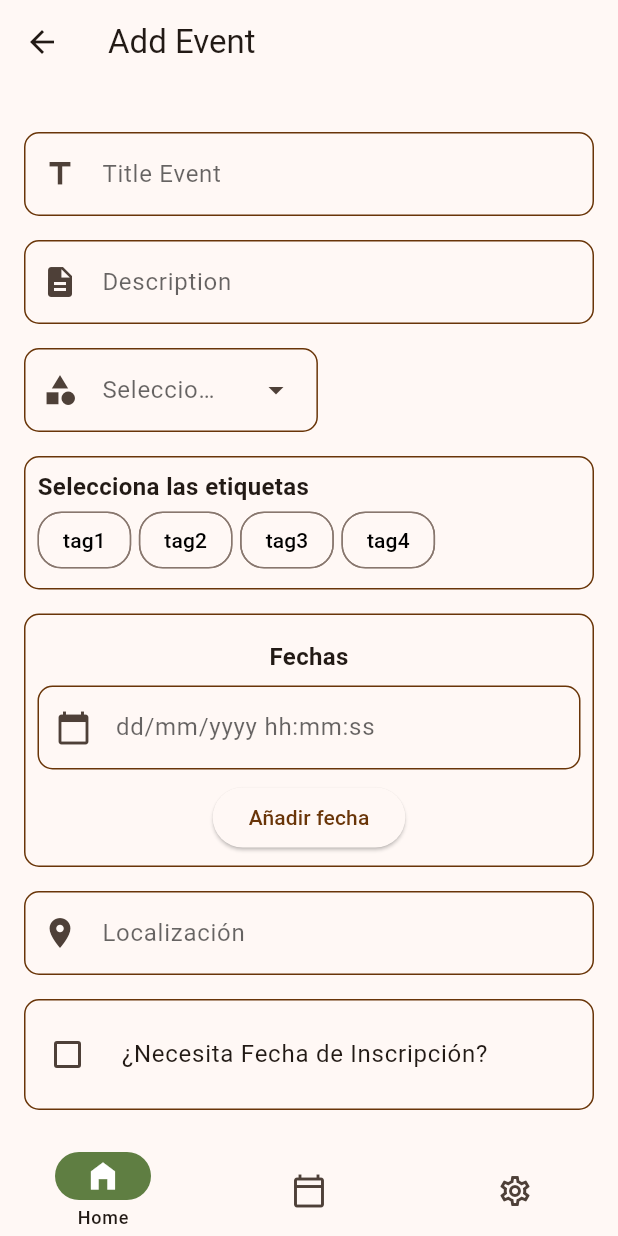
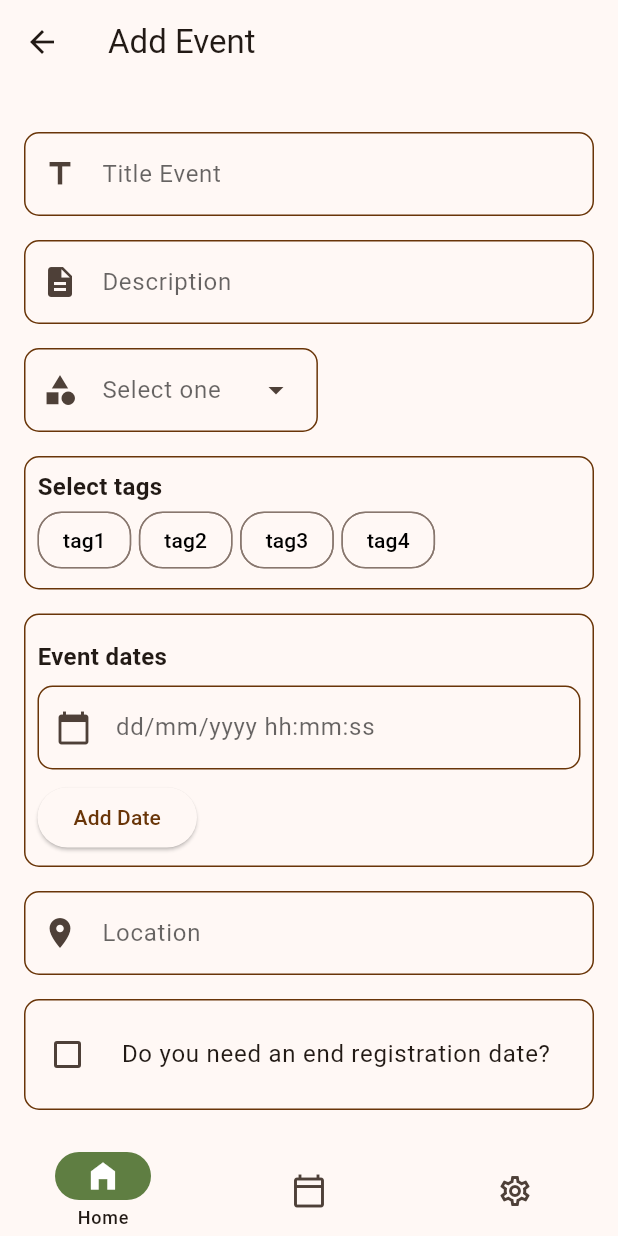
Before and after one commit to Sistemas-Concurrentes/biori_front, a Flutter app: the AddEventPage screen opened by its route, on a phone screen of 412 x 824 dp. Run offline on Flutter 3.47's test engine with Material 3 defaults, Android fonts, the phone set to English and light mode, and no system bars; our stand-ins replace go_router, like_button, shared_preferences, snippet_coder_utils, table_calendar; accounts and stored records are empty; generated files the repository leaves out were written again.

Commit message:
:globe_with_meridians: Add internationalization for add Event
Signed-off-by: JaviGP2002 <javigp2002@gmail.com>

```diff
--- a/lib/language/l10n/app_en.arb
+++ b/lib/language/l10n/app_en.arb
@@ -48,8 +48,15 @@
 
     "titulo": "Title",
     "descripcion": "Description",
+    "localizacion": "Location",
+    "seleccionaEtiquetas": "Select tags",
 
     "cannotBeEmpty": "cannot be empty",
     "mustSelectOne": "Choose one option",
-    "mustSelectOneOrMore": "Choose one or more options"
+    "mustSelectOneOrMore": "Choose one or more options",
+    "selectOne": "Select one",
+    "selectOneOrMore": "Select one or more",
+    "necesitaFechaInscripcion": "Do you need an end registration date?",
+    "fechasEvento": "Event dates",
+    "fecha": "Date"
 }
--- a/lib/language/l10n/app_es.arb
+++ b/lib/language/l10n/app_es.arb
@@ -48,8 +48,15 @@
 
     "titulo": "Título",
     "descripcion": "Descripción",
+    "localizacion": "Localización",
+    "seleccionaEtiquetas": "Selecciona etiquetas",
 
     "cannotBeEmpty": "no puede estar vacía",
     "mustSelectOne": "Debe seleccionar uno",
-    "mustSelectOneOrMore": "Debe seleccionar uno o más"
+    "mustSelectOneOrMore": "Debe seleccionar uno o más",
+    "selectOne": "Seleccione uno",
+    "selectOneOrMore": "Seleccione uno o más",
+    "necesitaFechaInscripcion": "¿Necesita fecha fin de inscripción?",
+    "fechasEvento": "Fechas del evento",
+    "fecha": "Fecha"
 }
--- a/lib/main_screen/add/user_stories/events/add_event_page.dart
+++ b/lib/main_screen/add/user_stories/events/add_event_page.dart
@@ -50,8 +50,8 @@ class _AddEventPageState extends State<AddEventPage> {
       tagsCheckBoxes(_onValidateTags),
       addDatesIntoWidget(),
       locationEditText(_onValidateLocation),
-      addCheckbox(
-          "¿Necesita Fecha de Inscripción?", _onValidateInscriptionDate),
+      addCheckbox(AppLocalizations.of(context)!.necesitaFechaInscripcion,
+          _onValidateInscriptionDate),
       submitButton(context),
     ];
 
@@ -110,7 +110,8 @@ class _AddEventPageState extends State<AddEventPage> {
         CategoryLabel.actividad,
         CategoryLabel.values,
         (onSavedVal) => {categoria = onSavedVal},
-        _onValidateCategory);
+        _onValidateCategory,
+        hintText: AppLocalizations.of(context)!.selectOne);
   }
 
   tagsCheckBoxes(Function onValidate) {
@@ -122,7 +123,8 @@ class _AddEventPageState extends State<AddEventPage> {
       TagsButtonsModel(name: "tag4", id: 4),
     ]);
     return JaviForms.chipsInputFieldWidget(context, myChips, onValidate,
-        (onSavedVal) => {tagsButtons = onSavedVal});
+        (onSavedVal) => {tagsButtons = onSavedVal},
+        titleEvent: AppLocalizations.of(context)!.seleccionaEtiquetas);
   }
 
   TextFormField addDate(TextEditingController controller, Function onValidate) {
@@ -155,11 +157,12 @@ class _AddEventPageState extends State<AddEventPage> {
       child: Padding(
         padding: const EdgeInsets.all(8.0),
         child: Column(
+          crossAxisAlignment: CrossAxisAlignment.start,
           children: [
-            const Padding(
-              padding: EdgeInsets.only(top: JaviPaddings.M),
+            Padding(
+              padding: const EdgeInsets.only(top: JaviPaddings.M),
               child: Text(
-                "Fechas",
+                AppLocalizations.of(context)!.fechasEvento,
                 style: JaviStyle.subtitulo,
               ),
             ),
@@ -173,7 +176,8 @@ class _AddEventPageState extends State<AddEventPage> {
               padding: const EdgeInsets.only(top: JaviPaddings.M),
               child: ElevatedButton(
                 onPressed: addWidgetIfLastIsFilled,
-                child: const Text("Añadir fecha"),
+                child: Text(
+                    "${AppLocalizations.of(context)!.anadir} ${AppLocalizations.of(context)!.fecha}"),
               ),
             )
           ],
@@ -186,7 +190,7 @@ class _AddEventPageState extends State<AddEventPage> {
     return JaviForms.inputFieldWidget(
       context,
       "eventLocation",
-      "Localización",
+      AppLocalizations.of(context)!.localizacion,
       onValidate,
       (onSavedVal) => {localizacion = onSavedVal},
       prefixIcon: const Icon(Icons.location_on),
--- a/lib/style/javi_edit_text.dart
+++ b/lib/style/javi_edit_text.dart
@@ -133,7 +133,8 @@ class JaviForms {
       List enumValues,
       Function onSaved,
       Function onValidate,
-      {enableSearch = false}) {
+      {enableSearch = false,
+      hintText = ""}) {
     return FormField(
       onSaved: (val) {
         onSaved(val);
@@ -145,7 +146,7 @@ class JaviForms {
         width: MediaQuery.of(context).size.width,
         child: DropdownMenu(
           errorText: state.errorText,
-          hintText: "Selecciona una opción",
+          hintText: hintText,
           controller: controller,
           leadingIcon: const Icon(Icons.category),
           inputDecorationTheme: JaviInputDecorators().inputDecorationThemeBiori(context, ""),
@@ -191,7 +192,11 @@ class JaviForms {
   }
 
   static chipsInputFieldWidget(BuildContext context,
-      List<TagsButtonsModel> chips, Function onValidate, Function onSaved) {
+    List<TagsButtonsModel> chips,
+    Function onValidate,
+    Function onSaved, {
+    titleEvent = "",
+  }) {
     List<TagsButtonsModel> selectedChips = [];
 
     return FormField(
@@ -215,8 +220,8 @@ class JaviForms {
             child: Column(
               crossAxisAlignment: CrossAxisAlignment.start,
               children: [
-                const Text(
-                  "Selecciona las etiquetas",
+                Text(
+                  titleEvent,
                   style: JaviStyle.subtitulo,
                 ),
                 SizedBox(
```
